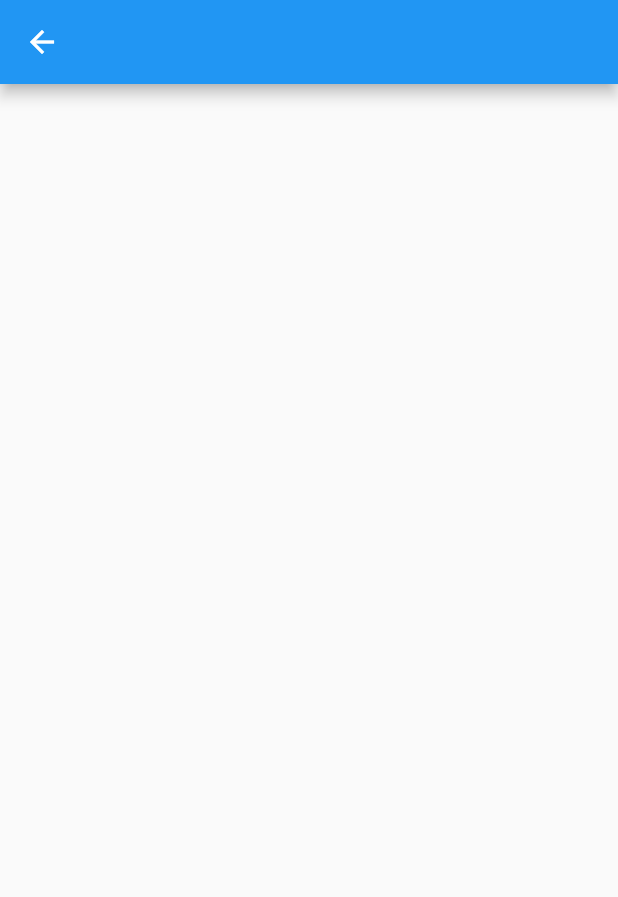
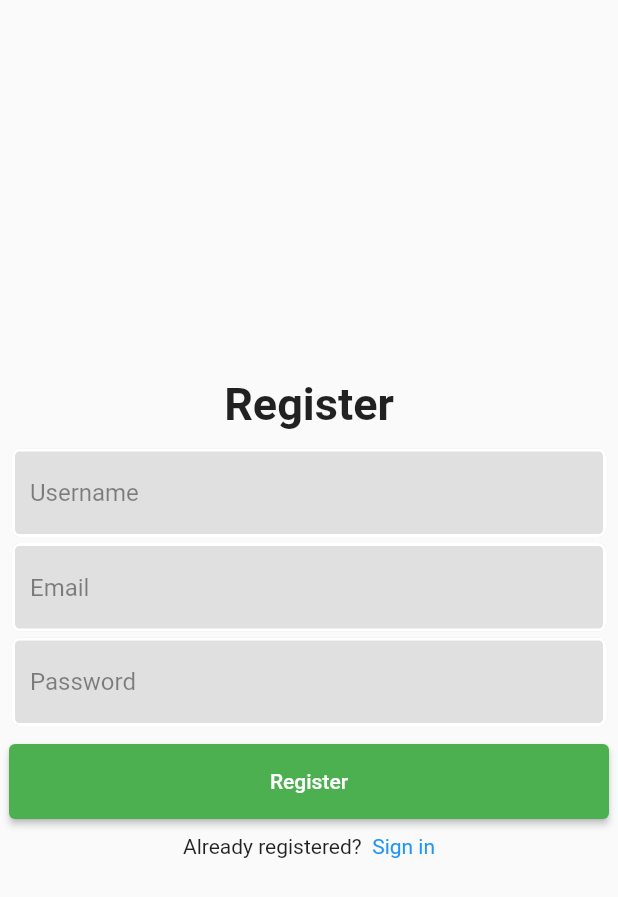
Before and after one commit to kmsanjar47/health-care-app, a Flutter app: the RegistrationPage screen opened directly, on a phone screen of 412 x 824 dp. Shown: the top 897 px of the screen. Run offline on Flutter 3.47's test engine with Material 2 defaults, Android fonts, the phone set to English and light mode, and no system bars.

```diff
--- a/lib/constants/constants.dart
+++ b/lib/constants/constants.dart
@@ -1,3 +1,6 @@
+import "package:flutter/material.dart";
+
 class Constants{
-  static String appName = "HealthCareApp";
+  static Text appName = const Text("HealthCareApp");
+  static Color primaryColor = Colors.greenAccent;
 }
--- a/lib/pages/registration_page.dart
+++ b/lib/pages/registration_page.dart
@@ -1,4 +1,5 @@
 import 'package:flutter/material.dart';
+import 'package:health_care_system/widgets/custom_text_form_field.dart';
 
 class RegistrationPage extends StatefulWidget {
   const RegistrationPage({Key? key}) : super(key: key);
@@ -8,8 +9,107 @@ class RegistrationPage extends StatefulWidget {
 }
 
 class _RegistrationPageState extends State<RegistrationPage> {
+  TextEditingController? userNameTxtCtl;
+  TextEditingController? passwordTxtCtl;
+  TextEditingController? emailTxtCtl;
+  GlobalKey<FormState>? formKey;
+
+  @override
+  void initState() {
+    super.initState();
+    userNameTxtCtl = TextEditingController();
+    passwordTxtCtl = TextEditingController();
+    emailTxtCtl = TextEditingController();
+    formKey = GlobalKey<FormState>();
+  }
+
   @override
   Widget build(BuildContext context) {
-    return Scaffold(appBar: AppBar(),);
+    return SafeArea(
+      child: Scaffold(
+        body: Form(
+          key: formKey,
+          child: Padding(
+            padding: const EdgeInsets.all(6.0),
+            child: Column(
+              mainAxisAlignment: MainAxisAlignment.center,
+              children: [
+                //Register
+                const Text(
+                  "Register",
+                  style: TextStyle(fontSize: 30, fontWeight: FontWeight.bold),
+                ),
+
+                const SizedBox(height: 10,),
+
+                //Username
+                CustomTextFormField(
+                  hintText: "Username",
+                  textEditingController: userNameTxtCtl,
+                  validator: (value) {
+                    return value;
+                  },
+                ),
+
+                //Email
+                CustomTextFormField(
+                  hintText: "Email",
+                  textEditingController: emailTxtCtl,
+                  validator: (value) {
+                    return value;
+                  },
+                ),
+
+                //Password
+                CustomTextFormField(
+                  obscureText: true,
+                  hintText: "Password",
+                  textEditingController: passwordTxtCtl,
+                  validator: (value) {
+                    return value;
+                  },
+                ),
+
+                const SizedBox(height: 10,),
+                //Register button
+                ElevatedButton(
+                  onPressed: () {},
+                  style: ButtonStyle(
+                    backgroundColor: MaterialStateProperty.all(Colors.green),
+                    minimumSize: const MaterialStatePropertyAll(
+                      Size(double.infinity, 50),
+                    ),
+                  ),
+                  child: const Text("Register"),
+                ),
+
+                const SizedBox(height: 10,),
+
+                //Already registered?
+                Row(
+                  mainAxisAlignment: MainAxisAlignment.center,
+                  children: [
+                    const Text("Already registered?"),
+                    const SizedBox(
+                      width: 7,
+                    ),
+                    InkWell(
+                      onTap: () {
+                        Navigator.pop(context);
+                      },
+                      child: const Text(
+                        "Sign in",
+                        style: TextStyle(color: Colors.blue),
+                      ),
+                    ),
+                  ],
+                ),
+
+              ],
+            ),
+          ),
+        ),
+      ),
+    );
   }
 }
--- a/lib/widgets/custom_text_form_field.dart
+++ b/lib/widgets/custom_text_form_field.dart
@@ -1,24 +1,46 @@
 import 'package:flutter/material.dart';
 
 class CustomTextFormField extends StatelessWidget {
-  const CustomTextFormField({Key? key}) : super(key: key);
+  final String hintText;
+  final TextEditingController? textEditingController;
+  final String? Function(String?)? validator;
+  final bool obscureText;
+
+  const CustomTextFormField(
+      {this.obscureText = false,
+      required this.validator,
+      required this.hintText,
+      required this.textEditingController,
+      Key? key})
+      : super(key: key);
 
   @override
   Widget build(BuildContext context) {
     return Container(
-      padding: EdgeInsets.all(8),
-      margin: EdgeInsets.all(8),
-      child: TextField(
+      // padding: EdgeInsets.all(8),
+      margin: const EdgeInsets.all(2),
+      child: TextFormField(
+        obscureText: obscureText,
+        validator: validator,
+        controller: textEditingController,
         autofocus: false,
         decoration: InputDecoration(
-          hintText: "User name",
-          hintStyle: TextStyle(color: Colors.black45),
+          hintText: hintText,
+          hintStyle: const TextStyle(color: Colors.black45),
           fillColor: Colors.grey.shade300,
           filled: true,
-          enabledBorder: OutlineInputBorder(
-              borderSide: BorderSide(color: Colors.white, width: 2),
-              borderRadius: BorderRadius.all(Radius.circular(5))),
-          focusedBorder: OutlineInputBorder(),
+          enabledBorder: const OutlineInputBorder(
+            borderSide: BorderSide(color: Colors.white, width: 2),
+            borderRadius: BorderRadius.all(
+              Radius.circular(5),
+            ),
+          ),
+          focusedBorder: const OutlineInputBorder(
+            borderSide: BorderSide(color: Colors.greenAccent, width: 2),
+            borderRadius: BorderRadius.all(
+              Radius.circular(5),
+            ),
+          ),
         ),
       ),
     );
```
Also changed, not shown: lib/main.dart (+5 -2 lines), lib/pages/dashboard_page.dart (added, +15 -0 lines), lib/pages/sign_in_page.dart (+16 -10 lines), lib/routes/routes.dart (added, +14 -0 lines), lib/widgets/custom_text_field.dart (+4 -10 lines).
